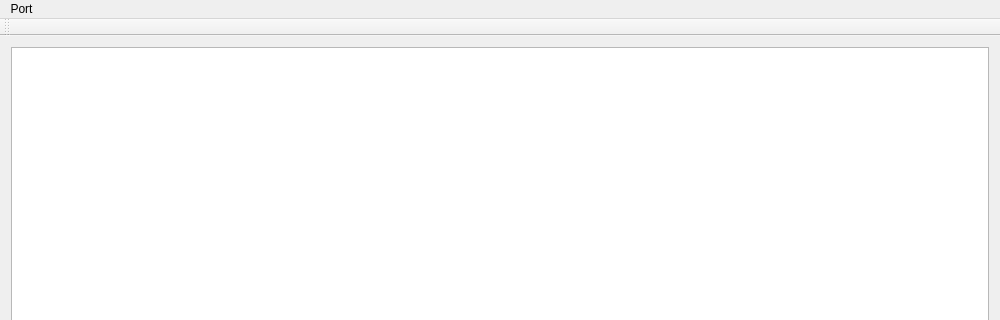
Above: terminal.ui from NguyenTrongThinh/Terminal before the change; both pictures show x 0 to 1000 and y 0 to 320 of the 1000 by 500 pixel window. Below: the same form after it.
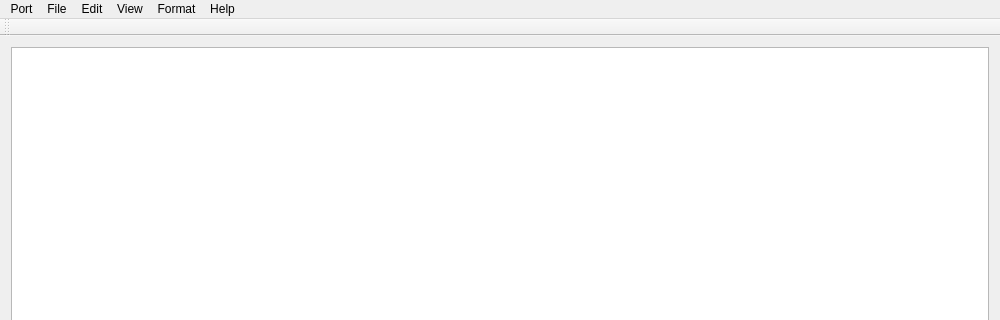
That is the form after the change. Icons and pictures are not drawn. Custom widgets are drawn as their Qt base class.

Commit message: [Thinh Nguyen] History controller and New Menu function

Patch:
```diff
--- a/terminal.ui
+++ b/terminal.ui
@@ -97,7 +97,49 @@
     <addaction name="actionClose"/>
     <addaction name="actionSetting"/>
    </widget>
+   <widget class="QMenu" name="menuFile">
+    <property name="title">
+     <string>File</string>
+    </property>
+    <addaction name="actionOpen_Log"/>
+    <addaction name="actionSave_Log"/>
+    <addaction name="actionSave_Log_As"/>
+    <addaction name="actionClose_2"/>
+   </widget>
+   <widget class="QMenu" name="menuEdit">
+    <property name="title">
+     <string>Edit</string>
+    </property>
+    <addaction name="actionClear"/>
+    <addaction name="actionCopy"/>
+    <addaction name="actionPaste"/>
+   </widget>
+   <widget class="QMenu" name="menuView">
+    <property name="title">
+     <string>View</string>
+    </property>
+    <addaction name="actionText_View"/>
+    <addaction name="actionData_View"/>
+   </widget>
+   <widget class="QMenu" name="menuFormat">
+    <property name="title">
+     <string>Format</string>
+    </property>
+    <addaction name="actionFont"/>
+    <addaction name="actionBack_ground"/>
+   </widget>
+   <widget class="QMenu" name="menuHelp">
+    <property name="title">
+     <string>Help</string>
+    </property>
+    <addaction name="actionAbout"/>
+   </widget>
    <addaction name="menuPort"/>
+   <addaction name="menuFile"/>
+   <addaction name="menuEdit"/>
+   <addaction name="menuView"/>
+   <addaction name="menuFormat"/>
+   <addaction name="menuHelp"/>
   </widget>
   <widget class="QToolBar" name="mainToolBar">
    <attribute name="toolBarArea">
```
Left out of the diff: 60 changed lines with no effect on the pictures. The commit also changes 6 other files.
